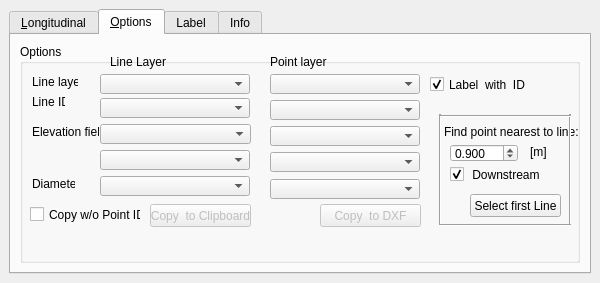
Amphibitus/longitudinal, file tools/longitudinal_dockwidget_base.ui: the form before one commit.
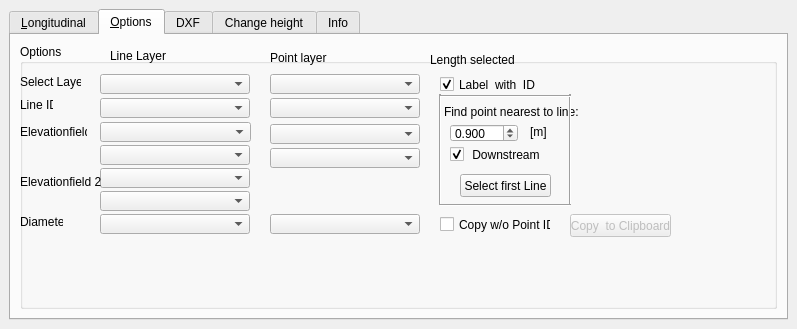
The form after the commit. The open tabs and pages were chosen to show the change.

```diff
--- a/tools/longitudinal_dockwidget_base.ui
+++ b/tools/longitudinal_dockwidget_base.ui
@@ -6,8 +6,8 @@
    <rect>
     <x>0</x>
     <y>0</y>
-    <width>600</width>
-    <height>283</height>
+    <width>797</width>
+    <height>329</height>
    </rect>
   </property>
   <property name="windowTitle">
@@ -61,7 +61,7 @@
         <string>&amp;Options</string>
        </attribute>
        <layout class="QGridLayout" name="gridLayout_3">
-        <item row="0" column="0">
+        <item row="1" column="0">
          <widget class="QGroupBox" name="groupBox">
           <property name="sizePolicy">
            <sizepolicy hsizetype="Preferred" vsizetype="Preferred">
@@ -82,7 +82,7 @@
            <property name="geometry">
             <rect>
              <x>250</x>
-             <y>135</y>
+             <y>170</y>
              <width>150</width>
              <height>20</height>
             </rect>
@@ -135,21 +135,21 @@
           <widget class="QLabel" name="label_11">
            <property name="geometry">
             <rect>
-             <x>12</x>
+             <x>0</x>
              <y>30</y>
-             <width>46</width>
+             <width>61</width>
              <height>16</height>
             </rect>
            </property>
            <property name="text">
-            <string>Line layer</string>
+            <string>Select Layer</string>
            </property>
           </widget>
           <widget class="QComboBox" name="uPointID">
            <property name="geometry">
             <rect>
              <x>250</x>
-             <y>56</y>
+             <y>54</y>
              <width>150</width>
              <height>20</height>
             </rect>
@@ -180,8 +180,8 @@
           <widget class="QLabel" name="label_13">
            <property name="geometry">
             <rect>
-             <x>12</x>
-             <y>50</y>
+             <x>0</x>
+             <y>53</y>
              <width>33</width>
              <height>16</height>
             </rect>
@@ -194,7 +194,7 @@
            <property name="geometry">
             <rect>
              <x>250</x>
-             <y>82</y>
+             <y>80</y>
              <width>150</width>
              <height>20</height>
             </rect>
@@ -210,7 +210,7 @@
            <property name="geometry">
             <rect>
              <x>80</x>
-             <y>80</y>
+             <y>78</y>
              <width>151</width>
              <height>20</height>
             </rect>
@@ -225,21 +225,21 @@
           <widget class="QLabel" name="label_12">
            <property name="geometry">
             <rect>
-             <x>12</x>
+             <x>0</x>
              <y>80</y>
              <width>67</width>
              <height>16</height>
             </rect>
            </property>
            <property name="text">
-            <string>Elevation field</string>
+            <string>Elevationfield</string>
            </property>
           </widget>
           <widget class="QComboBox" name="uZfield2">
            <property name="geometry">
             <rect>
              <x>80</x>
-             <y>106</y>
+             <y>101</y>
              <width>150</width>
              <height>20</height>
             </rect>
@@ -255,7 +255,7 @@
            <property name="geometry">
             <rect>
              <x>80</x>
-             <y>132</y>
+             <y>170</y>
              <width>150</width>
              <height>20</height>
             </rect>
@@ -276,8 +276,8 @@
           <widget class="QLabel" name="diameterLabel">
            <property name="geometry">
             <rect>
-             <x>12</x>
-             <y>132</y>
+             <x>0</x>
+             <y>170</y>
              <width>43</width>
              <height>16</height>
             </rect>
@@ -290,7 +290,7 @@
            <property name="geometry">
             <rect>
              <x>250</x>
-             <y>108</y>
+             <y>104</y>
              <width>150</width>
              <height>20</height>
             </rect>
@@ -305,7 +305,7 @@
           <widget class="QCheckBox" name="uIDlabels">
            <property name="geometry">
             <rect>
-             <x>410</x>
+             <x>420</x>
              <y>30</y>
              <width>111</width>
              <height>21</height>
@@ -322,7 +322,7 @@
            <property name="geometry">
             <rect>
              <x>250</x>
-             <y>10</y>
+             <y>6</y>
              <width>141</width>
              <height>16</height>
             </rect>
@@ -335,7 +335,7 @@
            <property name="geometry">
             <rect>
              <x>430</x>
-             <y>100</y>
+             <y>80</y>
              <width>68</width>
              <height>18</height>
             </rect>
@@ -368,8 +368,8 @@
           <widget class="QToolButton" name="buttonSelectSourceId">
            <property name="geometry">
             <rect>
-             <x>450</x>
-             <y>150</y>
+             <x>440</x>
+             <y>130</y>
              <width>91</width>
              <height>23</height>
             </rect>
@@ -406,7 +406,7 @@
            <property name="geometry">
             <rect>
              <x>430</x>
-             <y>120</y>
+             <y>100</y>
              <width>111</width>
              <height>21</height>
             </rect>
@@ -422,7 +422,7 @@
            <property name="geometry">
             <rect>
              <x>90</x>
-             <y>10</y>
+             <y>4</y>
              <width>141</width>
              <height>16</height>
             </rect>
@@ -434,8 +434,8 @@
           <widget class="QCheckBox" name="uNoHeader">
            <property name="geometry">
             <rect>
-             <x>10</x>
-             <y>160</y>
+             <x>420</x>
+             <y>170</y>
              <width>111</width>
              <height>21</height>
             </rect>
@@ -450,8 +450,8 @@
            </property>
            <property name="geometry">
             <rect>
-             <x>130</x>
-             <y>160</y>
+             <x>550</x>
+             <y>170</y>
              <width>101</width>
              <height>23</height>
             </rect>
@@ -460,27 +460,11 @@
             <string>Copy  to Clipboard</string>
            </property>
           </widget>
-          <widget class="QPushButton" name="uCopytoDXF">
-           <property name="enabled">
-            <bool>false</bool>
-           </property>
-           <property name="geometry">
-            <rect>
-             <x>300</x>
-             <y>160</y>
-             <width>101</width>
-             <height>23</height>
-            </rect>
-           </property>
-           <property name="text">
-            <string>Copy  to DXF</string>
-           </property>
-          </widget>
           <widget class="QLabel" name="uSelectedPoints_2">
            <property name="geometry">
             <rect>
              <x>424</x>
-             <y>80</y>
+             <y>60</y>
              <width>141</width>
              <height>16</height>
             </rect>
@@ -493,7 +477,7 @@
            <property name="geometry">
             <rect>
              <x>510</x>
-             <y>100</y>
+             <y>80</y>
              <width>41</width>
              <height>16</height>
             </rect>
@@ -506,7 +490,7 @@
            <property name="geometry">
             <rect>
              <x>410</x>
-             <y>70</y>
+             <y>50</y>
              <width>20</width>
              <height>111</height>
             </rect>
@@ -519,7 +503,7 @@
            <property name="geometry">
             <rect>
              <x>540</x>
-             <y>70</y>
+             <y>50</y>
              <width>20</width>
              <height>111</height>
             </rect>
@@ -532,7 +516,7 @@
            <property name="geometry">
             <rect>
              <x>420</x>
-             <y>64</y>
+             <y>44</y>
              <width>131</width>
              <height>16</height>
             </rect>
@@ -545,7 +529,7 @@
            <property name="geometry">
             <rect>
              <x>420</x>
-             <y>173</y>
+             <y>153</y>
              <width>131</width>
              <height>16</height>
             </rect>
@@ -554,13 +538,71 @@
             <enum>Qt::Horizontal</enum>
            </property>
           </widget>
+          <widget class="QLabel" name="uGesamtLaenge">
+           <property name="geometry">
+            <rect>
+             <x>410</x>
+             <y>6</y>
+             <width>141</width>
+             <height>20</height>
+            </rect>
+           </property>
+           <property name="text">
+            <string>Length selected</string>
+           </property>
+          </widget>
+          <widget class="QComboBox" name="uZfield3">
+           <property name="geometry">
+            <rect>
+             <x>80</x>
+             <y>124</y>
+             <width>150</width>
+             <height>20</height>
+            </rect>
+           </property>
+           <property name="minimumSize">
+            <size>
+             <width>150</width>
+             <height>0</height>
+            </size>
+           </property>
+          </widget>
+          <widget class="QComboBox" name="uZfield4">
+           <property name="geometry">
+            <rect>
+             <x>80</x>
+             <y>147</y>
+             <width>150</width>
+             <height>20</height>
+            </rect>
+           </property>
+           <property name="minimumSize">
+            <size>
+             <width>150</width>
+             <height>0</height>
+            </size>
+           </property>
+          </widget>
+          <widget class="QLabel" name="label_16">
+           <property name="geometry">
+            <rect>
+             <x>0</x>
+             <y>130</y>
+             <width>81</width>
+             <height>16</height>
+            </rect>
+           </property>
+           <property name="text">
+            <string>Elevationfield 2</string>
+           </property>
+          </widget>
          </widget>
         </item>
        </layout>
       </widget>
-      <widget class="QWidget" name="tab_3">
+      <widget class="QWidget" name="tab_8">
        <attribute name="title">
-        <string>Label</string>
+        <string>DXF</string>
        </attribute>
        <widget class="QGroupBox" name="groupBox_2">
         <property name="geometry">
@@ -722,9 +764,152 @@
           <string>1</string>
          </property>
         </widget>
+        <widget class="QPushButton" name="uCopytoDXF">
+         <property name="enabled">
+          <bool>false</bool>
+         </property>
+         <property name="geometry">
+          <rect>
+           <x>420</x>
+           <y>180</y>
+           <width>101</width>
+           <height>23</height>
+          </rect>
+         </property>
+         <property name="text">
+          <string>Copy  to DXF</string>
+         </property>
+        </widget>
        </widget>
       </widget>
-      <widget class="QWidget" name="tab">
+      <widget class="QWidget" name="tab_3">
+       <property name="enabled">
+        <bool>true</bool>
+       </property>
+       <attribute name="title">
+        <string>Change height</string>
+       </attribute>
+       <widget class="QGroupBox" name="groupBox_5">
+        <property name="geometry">
+         <rect>
+          <x>10</x>
+          <y>10</y>
+          <width>451</width>
+          <height>191</height>
+         </rect>
+        </property>
+        <property name="sizePolicy">
+         <sizepolicy hsizetype="Preferred" vsizetype="Preferred">
+          <horstretch>0</horstretch>
+          <verstretch>0</verstretch>
+         </sizepolicy>
+        </property>
+        <property name="maximumSize">
+         <size>
+          <width>16777215</width>
+          <height>294</height>
+         </size>
+        </property>
+        <property name="title">
+         <string>Labels</string>
+        </property>
+        <widget class="QLabel" name="label_27">
+         <property name="geometry">
+          <rect>
+           <x>12</x>
+           <y>20</y>
+           <width>81</width>
+           <height>16</height>
+          </rect>
+         </property>
+         <property name="text">
+          <string>Gefälle vorgeben:</string>
+         </property>
+        </widget>
+        <widget class="QLineEdit" name="labGefaelle">
+         <property name="geometry">
+          <rect>
+           <x>110</x>
+           <y>20</y>
+           <width>51</width>
+           <height>20</height>
+          </rect>
+         </property>
+         <property name="text">
+          <string>5</string>
+         </property>
+        </widget>
+        <widget class="QCheckBox" name="uIdirection_3">
+         <property name="geometry">
+          <rect>
+           <x>220</x>
+           <y>20</y>
+           <width>81</width>
+           <height>21</height>
+          </rect>
+         </property>
+         <property name="text">
+          <string> Downstream</string>
+         </property>
+         <property name="checked">
+          <bool>true</bool>
+         </property>
+        </widget>
+        <widget class="QLabel" name="LabGefEinheit">
+         <property name="geometry">
+          <rect>
+           <x>170</x>
+           <y>20</y>
+           <width>41</width>
+           <height>16</height>
+          </rect>
+         </property>
+         <property name="text">
+          <string>[1/1000]</string>
+         </property>
+        </widget>
+        <widget class="QPushButton" name="uChangeHight">
+         <property name="enabled">
+          <bool>false</bool>
+         </property>
+         <property name="geometry">
+          <rect>
+           <x>340</x>
+           <y>20</y>
+           <width>101</width>
+           <height>23</height>
+          </rect>
+         </property>
+         <property name="text">
+          <string>Change Height</string>
+         </property>
+        </widget>
+        <widget class="QTextBrowser" name="textBrowser_2">
+         <property name="geometry">
+          <rect>
+           <x>10</x>
+           <y>50</y>
+           <width>431</width>
+           <height>131</height>
+          </rect>
+         </property>
+         <property name="html">
+          <string>&lt;!DOCTYPE HTML PUBLIC &quot;-//W3C//DTD HTML 4.0//EN&quot; &quot;http://www.w3.org/TR/REC-html40/strict.dtd&quot;&gt;
+&lt;html&gt;&lt;head&gt;&lt;meta name=&quot;qrichtext&quot; content=&quot;1&quot; /&gt;&lt;style type=&quot;text/css&quot;&gt;
+p, li { white-space: pre-wrap; }
+&lt;/style&gt;&lt;/head&gt;&lt;body style=&quot; font-family:'MS Shell Dlg 2'; font-size:8.25pt; font-weight:400; font-style:normal;&quot;&gt;
+&lt;p style=&quot; margin-top:12px; margin-bottom:0px; margin-left:0px; margin-right:0px; -qt-block-indent:0; text-indent:0px;&quot;&gt;&lt;a name=&quot;tw-target-text&quot;&gt;&lt;/a&gt;&lt;span style=&quot; font-family:'Courier New'; font-size:8pt;&quot;&gt;F&lt;/span&gt;&lt;span style=&quot; font-family:'Courier New'; font-size:8pt;&quot;&gt;irst select the line to be changed,&lt;/span&gt;&lt;/p&gt;
+&lt;p style=&quot; margin-top:0px; margin-bottom:0px; margin-left:0px; margin-right:0px; -qt-block-indent:0; text-indent:0px;&quot;&gt;&lt;span style=&quot; font-family:'Courier New'; font-size:8pt;&quot;&gt;then display the longitudinal section,&lt;/span&gt;&lt;/p&gt;
+&lt;p style=&quot;-qt-paragraph-type:empty; margin-top:0px; margin-bottom:0px; margin-left:0px; margin-right:0px; -qt-block-indent:0; text-indent:0px; font-family:'Courier New'; font-size:8pt;&quot;&gt;&lt;br /&gt;&lt;/p&gt;
+&lt;p style=&quot; margin-top:0px; margin-bottom:0px; margin-left:0px; margin-right:0px; -qt-block-indent:0; text-indent:0px;&quot;&gt;&lt;span style=&quot; font-family:'Courier New'; font-size:8pt; font-weight:600;&quot;&gt;only then can it be changed!&lt;/span&gt;&lt;/p&gt;
+&lt;p style=&quot;-qt-paragraph-type:empty; margin-top:0px; margin-bottom:0px; margin-left:0px; margin-right:0px; -qt-block-indent:0; text-indent:0px; font-family:'Courier New'; font-size:8pt;&quot;&gt;&lt;br /&gt;&lt;/p&gt;
+&lt;p style=&quot; margin-top:0px; margin-bottom:0px; margin-left:0px; margin-right:0px; -qt-block-indent:0; text-indent:0px;&quot;&gt;&lt;span style=&quot; font-family:'Courier New'; font-size:8pt;&quot;&gt;Gradient is currently from the first level to the last level&lt;/span&gt;&lt;/p&gt;
+&lt;p style=&quot; margin-top:0px; margin-bottom:12px; margin-left:0px; margin-right:0px; -qt-block-indent:0; text-indent:0px;&quot;&gt;&lt;span style=&quot; font-family:'Courier New'; font-size:8pt;&quot;&gt;adjusted and cannot be changed manually.&lt;/span&gt;&lt;/p&gt;&lt;/body&gt;&lt;/html&gt;</string>
+         </property>
+        </widget>
+       </widget>
+      </widget>
+      <widget class="QWidget" name="tab_10">
        <attribute name="title">
         <string>Info</string>
        </attribute>
```
Left out of the diff: 20 changed lines with no effect on the pictures.
